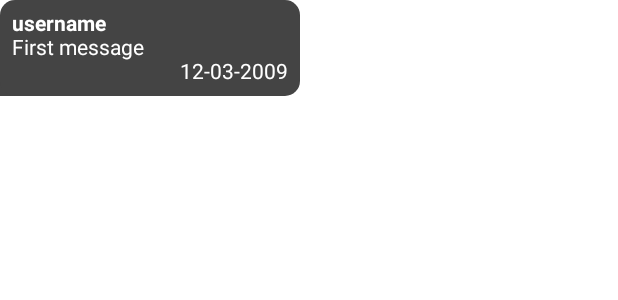
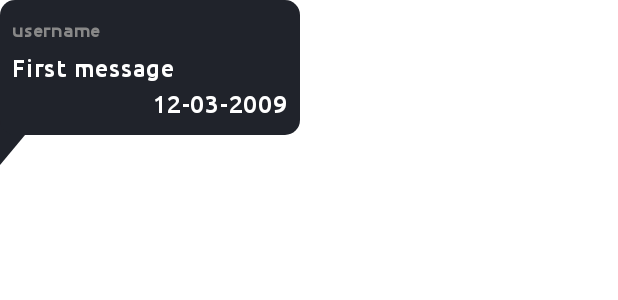
Before and after one commit to ArtemisSoftware/Hermes-chat, an Android app built with Jetpack Compose: the @Preview function MessageBalloon_isOwnMessage_false_Preview, on a phone screen of 412 x 824 dp. Shown: the top 300 px of the screen. Run offline under Robolectric (Android 15) with nearby library versions, the phone set to English and light mode, and no system bars.

Commit message:
Ui fixes

```diff
--- a/app/src/main/java/com/artemissoftware/hermeschat/presentation/chat/composables/MessageBalloon.kt
+++ b/app/src/main/java/com/artemissoftware/hermeschat/presentation/chat/composables/MessageBalloon.kt
@@ -2,9 +2,13 @@ package com.artemissoftware.hermeschat.presentation.chat.composables
 
 import androidx.compose.foundation.background
 import androidx.compose.foundation.layout.Column
+import androidx.compose.foundation.layout.Spacer
+import androidx.compose.foundation.layout.fillMaxWidth
+import androidx.compose.foundation.layout.height
 import androidx.compose.foundation.layout.padding
 import androidx.compose.foundation.layout.width
 import androidx.compose.foundation.shape.RoundedCornerShape
+import androidx.compose.material3.MaterialTheme
 import androidx.compose.material3.Text
 import androidx.compose.runtime.Composable
 import androidx.compose.ui.Alignment
@@ -13,10 +17,16 @@ import androidx.compose.ui.draw.drawBehind
 import androidx.compose.ui.graphics.Color
 import androidx.compose.ui.graphics.Path
 import androidx.compose.ui.graphics.drawscope.DrawScope
+import androidx.compose.ui.res.stringResource
 import androidx.compose.ui.text.font.FontWeight
 import androidx.compose.ui.tooling.preview.Preview
 import androidx.compose.ui.unit.dp
+import androidx.compose.ui.unit.sp
+import com.artemissoftware.hermeschat.R
 import com.artemissoftware.hermeschat.domain.model.Message
+import com.artemissoftware.hermeschat.ui.theme.GrayFade
+import com.artemissoftware.hermeschat.ui.theme.HermesChatTheme
+import com.artemissoftware.hermeschat.ui.theme.Pink
 
 @Composable
 fun MessageBalloon(
@@ -24,22 +34,27 @@ fun MessageBalloon(
     message: Message,
     modifier: Modifier = Modifier,
 ) {
+    val backgroundColor = if (isOwnMessage) Pink else MaterialTheme.colorScheme.secondary
+    val usernameColor = if (isOwnMessage) GrayFade else Color.Gray
+
     Column(
         modifier = modifier
             .drawBehind {
-                balloon(isOwnMessage)
+                balloon(isOwnMessage, backgroundColor = backgroundColor)
             }
             .background(
-                color = if (isOwnMessage) Color.Green else Color.DarkGray,
+                color = backgroundColor,
                 shape = RoundedCornerShape(10.dp),
             )
             .padding(8.dp),
     ) {
         Text(
-            text = message.username,
+            text = if (isOwnMessage) stringResource(id = R.string.you) else message.username,
             fontWeight = FontWeight.Bold,
-            color = Color.White,
+            fontSize = 12.sp,
+            color = usernameColor,
         )
+        Spacer(modifier = Modifier.height(2.dp))
         Text(
             text = message.text,
             color = Color.White,
@@ -54,6 +69,7 @@ fun MessageBalloon(
 
 private fun DrawScope.balloon(
     isOwnMessage: Boolean,
+    backgroundColor: Color,
 ) {
     val cornerRadius = 10.dp.toPx()
     val triangleHeight = 20.dp.toPx()
@@ -74,13 +90,14 @@ private fun DrawScope.balloon(
     }
     drawPath(
         path = trianglePath,
-        color = if (isOwnMessage) Color.Green else Color.DarkGray,
+        color = backgroundColor,
     )
 }
 
 @Preview(showBackground = true)
 @Composable
 private fun MessageBalloon_isOwnMessage_true_Preview() {
+    HermesChatTheme {
         MessageBalloon(
             isOwnMessage = true,
             message = Message(
@@ -92,10 +109,13 @@ private fun MessageBalloon_isOwnMessage_true_Preview() {
                 .width(200.dp),
         )
     }
+}
 
 @Preview(showBackground = true)
 @Composable
 private fun MessageBalloon_isOwnMessage_false_Preview() {
+    HermesChatTheme {
+        Column(modifier = Modifier.fillMaxWidth()) {
             MessageBalloon(
                 isOwnMessage = false,
                 message = Message(
@@ -106,4 +126,7 @@ private fun MessageBalloon_isOwnMessage_false_Preview() {
                 modifier = Modifier
                     .width(200.dp),
             )
+            Spacer(modifier = Modifier.height(32.dp))
         }
+    }
+}
--- a/app/src/main/java/com/artemissoftware/hermeschat/ui/theme/Color.kt
+++ b/app/src/main/java/com/artemissoftware/hermeschat/ui/theme/Color.kt
@@ -6,3 +6,4 @@ val Dark300 = Color(0xff20232b)
 val Dark500 = Color(0xff15171c)
 
 val Pink = Color(0xffb785f6)
+val GrayFade = Color(0xffeeeeee)
--- a/app/src/main/java/com/artemissoftware/hermeschat/ui/theme/Theme.kt
+++ b/app/src/main/java/com/artemissoftware/hermeschat/ui/theme/Theme.kt
@@ -10,6 +10,7 @@ import androidx.compose.material3.dynamicLightColorScheme
 import androidx.compose.material3.lightColorScheme
 import androidx.compose.runtime.Composable
 import androidx.compose.runtime.SideEffect
+import androidx.compose.ui.graphics.Color
 import androidx.compose.ui.graphics.toArgb
 import androidx.compose.ui.platform.LocalContext
 import androidx.compose.ui.platform.LocalView
@@ -21,7 +22,7 @@ private val DarkColorScheme = darkColorScheme(
 )
 
 private val LightColorScheme = lightColorScheme(
-    primary = Dark500,
+    primary = Color.White,
     secondary = Dark300,
 
     /* Other default colors to override
--- a/app/src/main/res/values/strings.xml
+++ b/app/src/main/res/values/strings.xml
@@ -2,4 +2,5 @@
     <string name="app_name">HermesChat</string>
     <string name="enter_username">Enter a username...</string>
     <string name="enter_message">Enter a message</string>
+    <string name="you">You</string>
 </resources>
```
Lines whose indentation alone changed are shown as unchanged.
